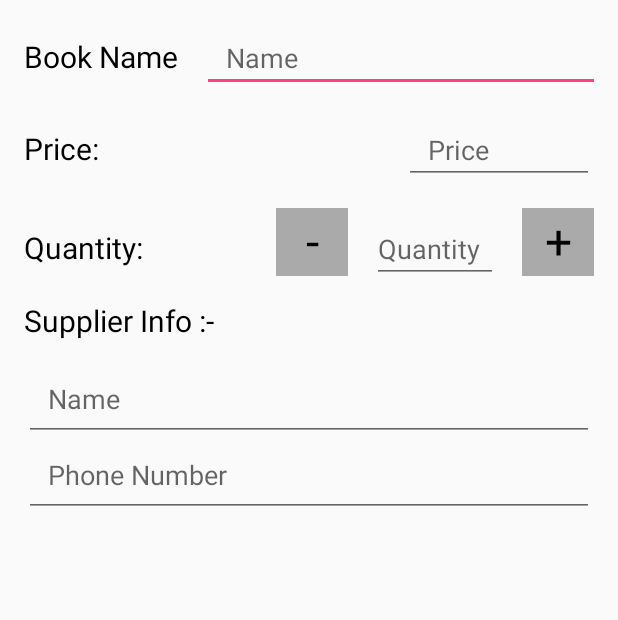
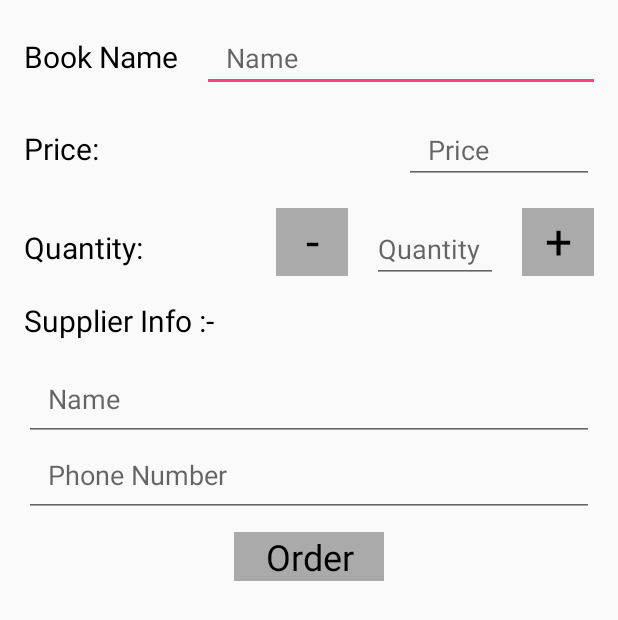
Before and after one commit to Mohaned-Adel/Inventory-App, an Android app: the layout activity_add.xml on its own in the app's theme, with its tools: preview values and no code run, on a phone screen of 412 x 824 dp. Shown: the top 620 px of the screen. Run offline under Robolectric (Android 15) with nearby library versions, the phone set to English and light mode, and no system bars.

```diff
--- a/app/src/main/res/layout/activity_add.xml
+++ b/app/src/main/res/layout/activity_add.xml
@@ -133,6 +133,19 @@
             android:paddingLeft="16dp"
             android:paddingBottom="16dp"/>
 
+        <TextView
+            android:id="@+id/add_order_text"
+            android:layout_width="100dp"
+            android:layout_height="wrap_content"
+            android:text="Order"
+            android:textSize="24dp"
+            android:background="#aaa"
+            android:textColor="@color/black"
+            android:layout_gravity="center"
+            android:textAlignment="center"
+            android:layout_marginBottom="10dp"
+            android:layout_marginTop="10dp"/>
+
     </LinearLayout>
 
 </LinearLayout>
```
Also changed, not shown: app/src/main/java/com/example/mohaned/inventoryapp/AddActivity.java (+74 -31 lines), app/src/main/res/values/strings.xml (+7 -0 lines).
